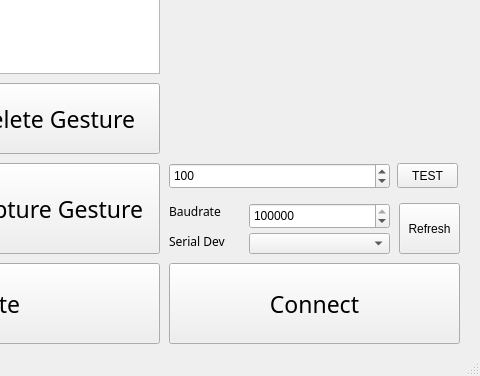
Above: GUI_Controller/SIOR_TITAN/mainwindow.ui from SweetWeeds/SIOR-TITAN before the change; both pictures show x 521 to 1001 and y 306 to 682 of the 1001 by 682 pixel window. Below: the same form after it.
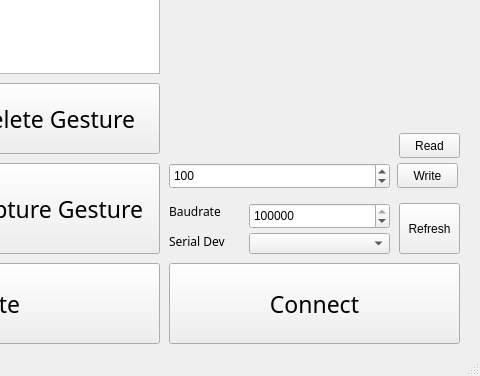
That is the form after the change.

```diff
--- a/GUI_Controller/SIOR_TITAN/mainwindow.ui
+++ b/GUI_Controller/SIOR_TITAN/mainwindow.ui
@@ -253,7 +253,7 @@
      </rect>
     </property>
     <property name="text">
-     <string>TEST</string>
+     <string>Write</string>
     </property>
    </widget>
    <widget class="QSpinBox" name="testSpinBox">
@@ -364,6 +364,19 @@
 Group</string>
     </property>
    </widget>
+   <widget class="QPushButton" name="testReadButton">
+    <property name="geometry">
+     <rect>
+      <x>920</x>
+      <y>420</y>
+      <width>61</width>
+      <height>25</height>
+     </rect>
+    </property>
+    <property name="text">
+     <string>Read</string>
+    </property>
+   </widget>
   </widget>
   <widget class="QMenuBar" name="menubar">
    <property name="geometry">
```
Left out of the diff: 2 changed lines with no effect on the pictures.
